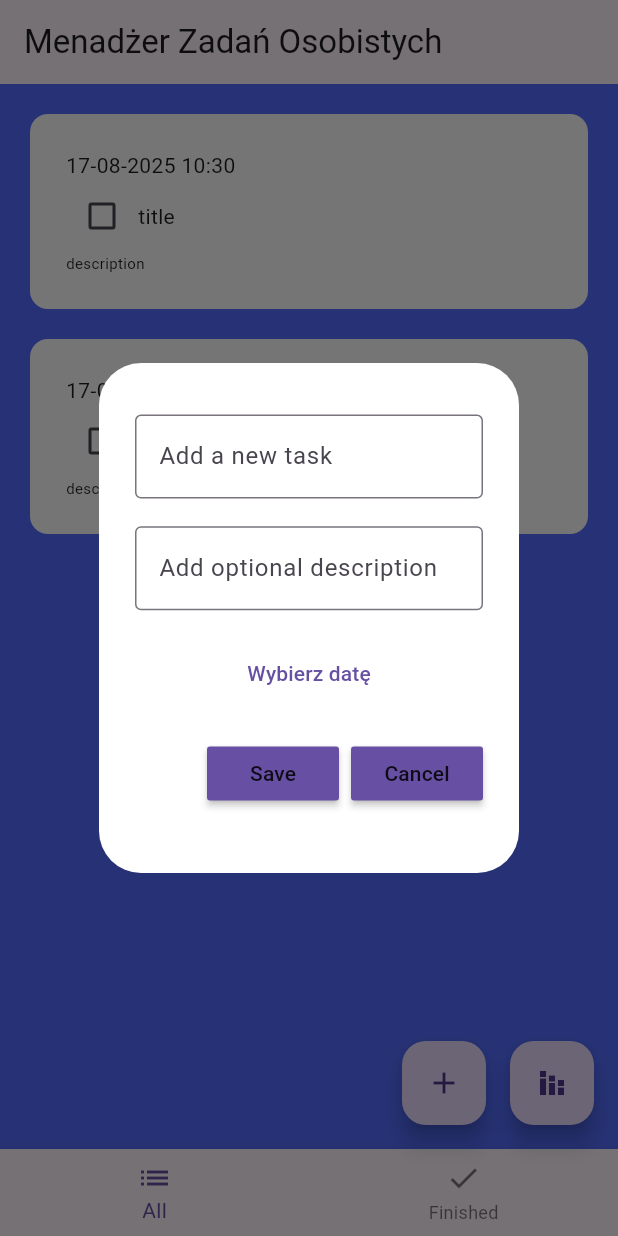
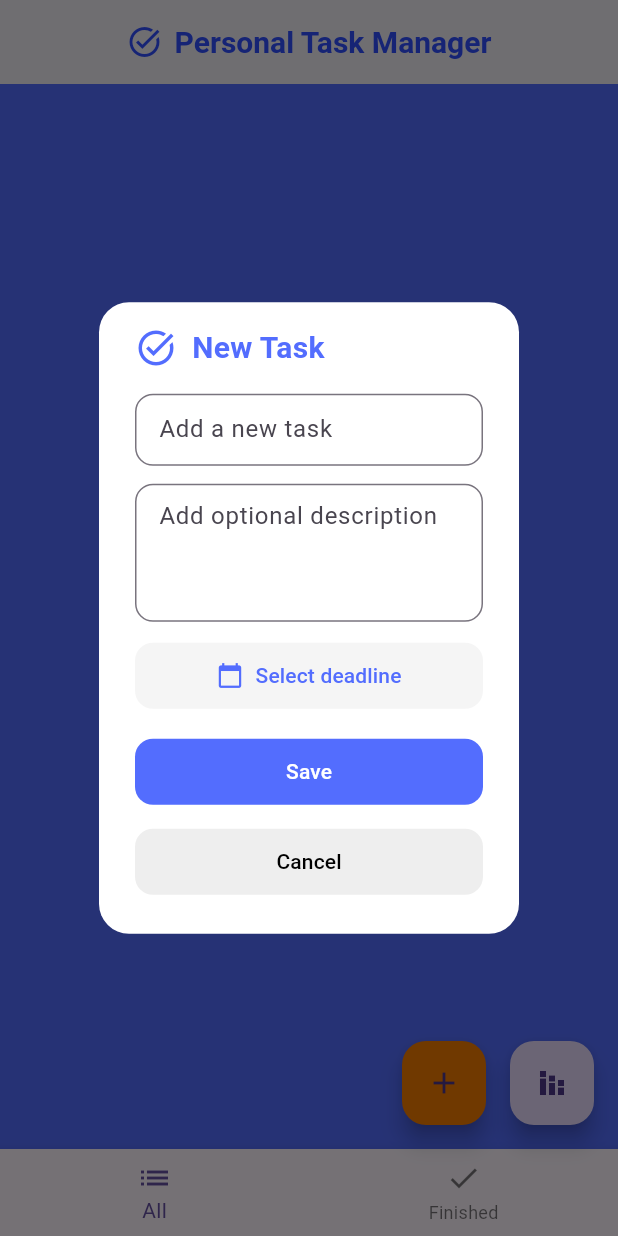
Before and after one commit to kstarzyckababik/taskmanager, a Flutter app: the screen it shows after launch, after a tap on the "add" icon, on a phone screen of 412 x 824 dp. Run offline on Flutter 3.47's test engine with Material 3 defaults, Android fonts, the phone set to English and light mode, and no system bars; drawn by our look-alikes of flutter_slidable; our stand-ins replace hive, hive_flutter; accounts and stored records are empty.

```diff
--- a/lib/data/database.dart
+++ b/lib/data/database.dart
@@ -7,9 +7,8 @@ class ToDoDataBase {
 
   Box<ToDo> get box => Hive.box<ToDo>('mybox');
 
-  //first time run app
-  void createInitialData() {
 
+  void createInitialData() {    //first time run app  - for test test
      var obj1 = ToDo(
           id: 1,
           title: "title",
@@ -27,8 +26,6 @@ class ToDoDataBase {
           finishTime: null);
      addOrUpdate(obj1.id, obj1);
      addOrUpdate(obj2.id, obj2);
-
-
 
   }
 
--- a/lib/pages/home_page.dart
+++ b/lib/pages/home_page.dart
@@ -23,7 +23,7 @@ class _HomePageState extends State<HomePage> {
   @override
   void initState() {
     if (db.loadData().isEmpty) {
-      db.createInitialData(); // do usuniecie w finalnej wersji
+     // db.createInitialData();  - for tests
       taskList = db.loadData();
     } else {
       taskList = db.loadData();
@@ -68,12 +68,17 @@ class _HomePageState extends State<HomePage> {
 loadCurrentData(selectedIndex);
 
       title_controller.clear();
+      description_controller.clear();
+      selectedDate = DateTime.now();
+
+
     });
 
     Navigator.of(context).pop();
   }
 
   void createNewTask() {
+    selectedDate = DateTime.now();
     showDialog(
       context: context,
       builder: (context) {
@@ -82,7 +87,7 @@ loadCurrentData(selectedIndex);
           description_controller: description_controller,
           onDateSelected: (pickedDate) {
             setState(() {
-              selectedDate = pickedDate; // aktualizacja w rodzicu
+              selectedDate = pickedDate;
             });
           },
           onSave: saveNewTask,
@@ -105,12 +110,8 @@ loadCurrentData(selectedIndex);
 
   void deleteTask(int index) {
     setState(() {
-      List<ToDo> lista = db.loadData();
-
-      ToDo taskToRemove = lista[index];
-
+      ToDo taskToRemove = taskList[index];
       db.delete(taskToRemove.id);
-
     loadCurrentData(selectedIndex);
     });
   }
@@ -118,6 +119,7 @@ loadCurrentData(selectedIndex);
   void editTask(int index) {
     title_controller.text = taskList[index].title;
     description_controller.text = taskList[index].description;
+    selectedDate = taskList[index].deadline;
 
     showDialog(
       context: context,
@@ -127,27 +129,30 @@ loadCurrentData(selectedIndex);
           description_controller: description_controller,
           onDateSelected: (pickedDate) {
             setState(() {
-              selectedDate = pickedDate; // aktualizacja w rodzicu
+              selectedDate = pickedDate;
             });
           },
           onSave: () {
             setState(() {
-              List<ToDo> lista = db.loadData();
-              ToDo taskToEdit = lista[index];
+
+              ToDo taskToEdit = taskList[index];
 
               taskToEdit.title = title_controller.text;
               taskToEdit.description = description_controller.text;
               taskToEdit.deadline = selectedDate;
-              ///dodac description i date
+
+
               db.addOrUpdate(taskToEdit.id, taskToEdit);
               loadCurrentData(selectedIndex);
 
               title_controller.clear();
+              description_controller.clear();
             });
             Navigator.of(context).pop();
           },
           onCancel: () {
             title_controller.clear();
+            description_controller.clear();
             Navigator.of(context).pop();
           },
         );
@@ -160,17 +165,36 @@ loadCurrentData(selectedIndex);
     return Scaffold(
         backgroundColor: Colors.indigoAccent,
         appBar: AppBar(
-          title: Text("Menadżer Zadań Osobistych"),
+          backgroundColor: Colors.white,
+          elevation: 4,
+          centerTitle: true,
+          title: Row(
+            mainAxisSize: MainAxisSize.min,
+            children: [
+              Icon(Icons.task_alt, color: Colors.indigoAccent.shade700),
+              SizedBox(width: 8),
+              Text(
+                "Personal Task Manager",
+                style: TextStyle(
+                  color: Colors.indigoAccent.shade700,
+                  fontWeight: FontWeight.bold,
+                  fontSize: 20,
+                ),
+              ),
+            ],
+          ),
         ),
+
       floatingActionButton: Row(
         mainAxisAlignment: MainAxisAlignment.end,
         children: [
           FloatingActionButton(
             heroTag: "btn1",
             onPressed: createNewTask,
+            backgroundColor: Colors.orange.shade700,
             child: Icon(Icons.add),
           ),
-          const SizedBox(width: 16), // odstęp
+          const SizedBox(width: 16), //
           FloatingActionButton(
             heroTag: "btn2",
             onPressed: openStatisticDialog,
--- a/lib/util/dialog_box.dart
+++ b/lib/util/dialog_box.dart
@@ -21,40 +21,112 @@ class DialogBox extends StatelessWidget {
   @override
   Widget build(BuildContext context) {
     return AlertDialog(
+      shape: RoundedRectangleBorder(
+        borderRadius: BorderRadius.circular(20),
+      ),
       backgroundColor: Colors.white,
-      content: Container(
-        height: 300,
+      content: SingleChildScrollView(
         child: Column(
-          mainAxisAlignment: MainAxisAlignment.spaceEvenly,
+          mainAxisSize: MainAxisSize.min,
+          crossAxisAlignment: CrossAxisAlignment.stretch,
           children: [
+            //
+            Row(
+              children: [
+                Icon(Icons.task_alt, color: Colors.indigoAccent, size: 28),
+                SizedBox(width: 10),
+                Text(
+                  "New Task",
+                  style: TextStyle(
+                    fontSize: 20,
+                    fontWeight: FontWeight.bold,
+                    color: Colors.indigoAccent,
+                  ),
+                ),
+              ],
+            ),
+            SizedBox(height: 16),
+
+            //
             TextField(
               controller: title_controller,
               decoration: InputDecoration(
-                  border: OutlineInputBorder(), hintText: "Add a new task"),
+                border: OutlineInputBorder(borderRadius: BorderRadius.circular(12)),
+                hintText: "Add a new task",
+                contentPadding: EdgeInsets.symmetric(horizontal: 12, vertical: 10),
+              ),
             ),
+            SizedBox(height: 12),
+
+            // Opis
             TextField(
               controller: description_controller,
               decoration: InputDecoration(
-                  border: OutlineInputBorder(),
-                  hintText: "Add optional description"),
+                border: OutlineInputBorder(borderRadius: BorderRadius.circular(12)),
+                hintText: "Add optional description",
+                contentPadding: EdgeInsets.symmetric(horizontal: 12, vertical: 10),
+              ),
+              maxLines: 3,
             ),
+            SizedBox(height: 12),
+
+            //
+            TextButton.icon(
+              onPressed: () => pickDate(context),
+              icon: Icon(Icons.calendar_today, color: Colors.indigoAccent),
+              label: Text(
+                "Select deadline",
+                style: TextStyle(color: Colors.indigoAccent),
+              ),
+              style: TextButton.styleFrom(
+                backgroundColor: Colors.grey.shade100,
+                shape: RoundedRectangleBorder(
+                  borderRadius: BorderRadius.circular(12),
+                ),
+                padding: EdgeInsets.symmetric(vertical: 12),
+              ),
+            ),
+            SizedBox(height: 16),
+
+            //
             TextButton(
-              onPressed: () => pickDate(context),
-              child: Text("Wybierz datę"),
+              onPressed: onSave,
+              style: TextButton.styleFrom(
+                backgroundColor: Colors.indigoAccent,
+                padding: EdgeInsets.symmetric(vertical: 12),
+                shape: RoundedRectangleBorder(
+                    borderRadius: BorderRadius.circular(12)),
+              ),
+              child: Text(
+                "Save",
+                style: TextStyle(color: Colors.white),
+              ),
             ),
-            Row(
-              mainAxisAlignment: MainAxisAlignment.end,
-              children: [
-                MyButton(text: "Save", onPressed: onSave),
-                const SizedBox(width: 8),
-                MyButton(text: "Cancel", onPressed: onCancel)
-              ],
-            )
+            SizedBox(height: 12),
+
+            //
+            TextButton(
+              onPressed: onCancel,
+              style: TextButton.styleFrom(
+                backgroundColor: Colors.grey.shade200,
+                padding: EdgeInsets.symmetric(vertical: 12),
+                shape: RoundedRectangleBorder(
+                    borderRadius: BorderRadius.circular(12)),
+              ),
+              child: Text(
+                "Cancel",
+                style: TextStyle(color: Colors.black),
+              ),
+            ),
           ],
         ),
       ),
     );
   }
+
+
+
+
 
   Future<void> pickDate(BuildContext context) async {
     final DateTime? pickedDate = await showDatePicker(
```
Also changed, not shown: lib/util/dialog_statistic.dart (+46 -9 lines), lib/util/todo_tile.dart (+21 -5 lines).
